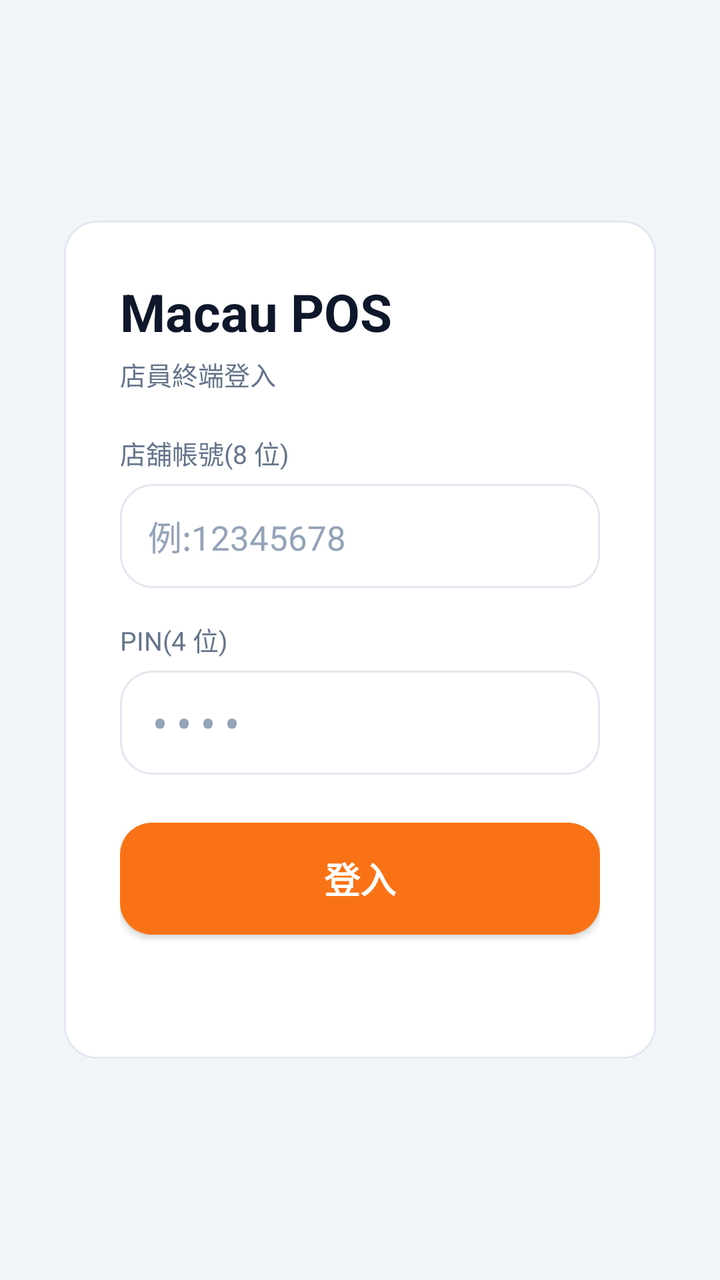
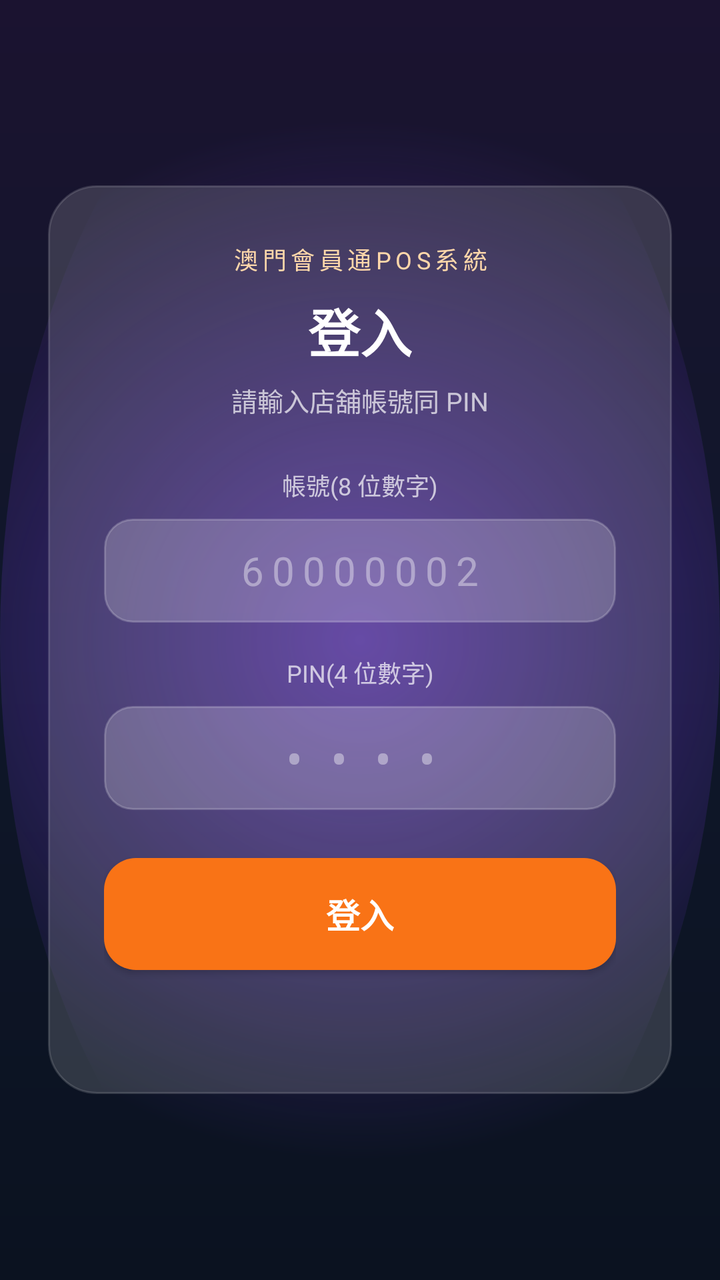

Compare the two renders of this Android layout. The source of the first and the diff that turns it into the second are given below.
<!-- AndroidManifest.xml: application theme Theme.MacauposNative -->
<!-- res/layout/activity_login.xml -->
<?xml version="1.0" encoding="utf-8"?>
<LinearLayout xmlns:android="http://schemas.android.com/apk/res/android"
    android:layout_width="match_parent"
    android:layout_height="match_parent"
    android:orientation="vertical"
    android:background="@color/bg_screen"
    android:gravity="center"
    android:padding="32dp">

    <LinearLayout
        android:layout_width="match_parent"
        android:layout_height="wrap_content"
        android:orientation="vertical"
        android:background="@drawable/bg_card"
        android:padding="28dp">

        <TextView
            android:layout_width="wrap_content"
            android:layout_height="wrap_content"
            android:text="Macau POS"
            android:textColor="@color/text_primary"
            android:textSize="26sp"
            android:textStyle="bold" />

        <TextView
            android:id="@+id/txtMode"
            android:layout_width="wrap_content"
            android:layout_height="wrap_content"
            android:layout_marginTop="4dp"
            android:text="店員終端登入"
            android:textColor="@color/text_secondary"
            android:textSize="13sp" />

        <TextView
            android:id="@+id/txtOfflineBadge"
            android:layout_width="wrap_content"
            android:layout_height="wrap_content"
            android:layout_marginTop="10dp"
            android:background="@drawable/bg_chip_selected"
            android:paddingHorizontal="12dp"
            android:paddingVertical="5dp"
            android:text="可離線登入"
            android:textColor="@color/card"
            android:textSize="12sp"
            android:textStyle="bold"
            android:visibility="gone" />

        <TextView
            android:layout_width="wrap_content"
            android:layout_height="wrap_content"
            android:layout_marginTop="20dp"
            android:text="店舖帳號(8 位)"
            android:textColor="@color/text_secondary"
            android:textSize="13sp" />

        <EditText
            android:id="@+id/inputAccount"
            android:layout_width="match_parent"
            android:layout_height="52dp"
            android:layout_marginTop="6dp"
            android:background="@drawable/bg_btn_outline"
            android:hint="例:12345678"
            android:inputType="number"
            android:maxLength="8"
            android:paddingHorizontal="14dp"
            android:textColor="@color/text_primary"
            android:textColorHint="@color/text_faint"
            android:textSize="17sp" />

        <TextView
            android:layout_width="wrap_content"
            android:layout_height="wrap_content"
            android:layout_marginTop="16dp"
            android:text="PIN(4 位)"
            android:textColor="@color/text_secondary"
            android:textSize="13sp" />

        <EditText
            android:id="@+id/inputPin"
            android:layout_width="match_parent"
            android:layout_height="52dp"
            android:layout_marginTop="6dp"
            android:background="@drawable/bg_btn_outline"
            android:hint="••••"
            android:inputType="numberPassword"
            android:maxLength="4"
            android:paddingHorizontal="14dp"
            android:textColor="@color/text_primary"
            android:textColorHint="@color/text_faint"
            android:textSize="20sp" />

        <Button
            android:id="@+id/btnLogin"
            android:layout_width="match_parent"
            android:layout_height="56dp"
            android:layout_marginTop="24dp"
            android:background="@drawable/bg_btn_accent"
            android:text="登入"
            android:textColor="@color/card"
            android:textSize="18sp"
            android:textStyle="bold" />

        <TextView
            android:id="@+id/txtStatus"
            android:layout_width="match_parent"
            android:layout_height="wrap_content"
            android:layout_marginTop="14dp"
            android:minHeight="20dp"
            android:textColor="@color/text_secondary"
            android:textSize="13sp" />

        
        <TextView
            android:id="@+id/txtDebugPreview"
            android:layout_width="wrap_content"
            android:layout_height="wrap_content"
            android:layout_marginTop="10dp"
            android:paddingVertical="6dp"
            android:text="UI 預覽(示範餐牌 · debug)"
            android:textColor="@color/text_faint"
            android:textSize="11sp"
            android:visibility="gone" />
    </LinearLayout>
</LinearLayout>
<!-- resources referenced by this layout -->
<resources>
  <color name="bg_screen">#F1F5F9</color>
  <color name="card">#FFFFFF</color>
  <color name="text_faint">#94A3B8</color>
  <color name="text_primary">#0F172A</color>
  <color name="text_secondary">#64748B</color>
  <!-- drawable bg_btn_accent (drawable) -->
  <?xml version="1.0" encoding="utf-8"?>
  <selector xmlns:android="http://schemas.android.com/apk/res/android">
      <item android:state_pressed="true">
          <shape android:shape="rectangle">
              <solid android:color="@color/accent_deep" />
              <corners android:radius="16dp" />
          </shape>
      </item>
      <item android:state_enabled="false">
          <shape android:shape="rectangle">
              <solid android:color="#E2E8F0" />
              <corners android:radius="16dp" />
          </shape>
      </item>
      <item>
          <shape android:shape="rectangle">
              <solid android:color="@color/accent" />
              <corners android:radius="16dp" />
          </shape>
      </item>
  </selector>
  <!-- drawable bg_btn_outline (drawable) -->
  <?xml version="1.0" encoding="utf-8"?>
  <selector xmlns:android="http://schemas.android.com/apk/res/android">
      <item android:state_pressed="true">
          <shape android:shape="rectangle">
              <solid android:color="@color/chip_bg" />
              <corners android:radius="16dp" />
              <stroke android:width="1dp" android:color="@color/text_faint" />
          </shape>
      </item>
      <item>
          <shape android:shape="rectangle">
              <solid android:color="@color/card" />
              <corners android:radius="16dp" />
              <stroke android:width="1dp" android:color="@color/card_border" />
          </shape>
      </item>
  </selector>
  <!-- drawable bg_card (drawable) -->
  <?xml version="1.0" encoding="utf-8"?>
  <shape xmlns:android="http://schemas.android.com/apk/res/android" android:shape="rectangle">
      <solid android:color="@color/card" />
      <corners android:radius="16dp" />
      <stroke android:width="1dp" android:color="@color/card_border" />
  </shape>
  <!-- drawable bg_chip_selected (drawable) -->
  <?xml version="1.0" encoding="utf-8"?>
  <shape xmlns:android="http://schemas.android.com/apk/res/android" android:shape="rectangle">
      <solid android:color="@color/accent" />
      <corners android:radius="999dp" />
  </shape>
  <style name="Theme.MacauposNative" parent="android:Theme.Material.Light.NoActionBar">
          <item name="android:statusBarColor">#F1F5F9</item>
          <item name="android:navigationBarColor">#FFFFFF</item>
          <item name="android:windowBackground">#F1F5F9</item>
          <item name="android:colorAccent">#F97316</item>
          <item name="android:windowLightStatusBar">true</item>
      </style>
  <color name="accent_deep">#EA580C</color>
  <color name="accent">#F97316</color>
  <color name="chip_bg">#F8FAFC</color>
  <color name="card_border">#E2E8F0</color>
</resources>

<!-- the commit's change to res/layout/activity_login.xml (unified diff, before → after) -->
@@ -2,39 +2,53 @@
 <LinearLayout xmlns:android="http://schemas.android.com/apk/res/android"
     android:layout_width="match_parent"
     android:layout_height="match_parent"
+    android:background="@drawable/bg_login_bg"
+    android:fitsSystemWindows="true"
+    android:gravity="center"
     android:orientation="vertical"
-    android:background="@color/bg_screen"
-    android:gravity="center"
-    android:padding="32dp">
+    android:padding="24dp">
 
     <LinearLayout
         android:layout_width="match_parent"
         android:layout_height="wrap_content"
+        android:background="@drawable/bg_login_card"
         android:orientation="vertical"
-        android:background="@drawable/bg_card"
         android:padding="28dp">
 
         <TextView
-            android:layout_width="wrap_content"
+            android:layout_width="match_parent"
             android:layout_height="wrap_content"
-            android:text="Macau POS"
-            android:textColor="@color/text_primary"
+            android:gravity="center"
+            android:letterSpacing="0.18"
+            android:text="澳門會員通POS系統"
+            android:textColor="#FED7AA"
+            android:textSize="12sp" />
+
+        <TextView
+            android:layout_width="match_parent"
+            android:layout_height="wrap_content"
+            android:layout_marginTop="8dp"
+            android:gravity="center"
+            android:text="登入"
+            android:textColor="@color/card"
             android:textSize="26sp"
             android:textStyle="bold" />
 
         <TextView
             android:id="@+id/txtMode"
-            android:layout_width="wrap_content"
+            android:layout_width="match_parent"
             android:layout_height="wrap_content"
-            android:layout_marginTop="4dp"
-            android:text="店員終端登入"
-            android:textColor="@color/text_secondary"
+            android:layout_marginTop="6dp"
+            android:gravity="center"
+            android:text="請輸入店舖帳號同 PIN"
+            android:textColor="#B3FFFFFF"
             android:textSize="13sp" />
 
         <TextView
             android:id="@+id/txtOfflineBadge"
             android:layout_width="wrap_content"
             android:layout_height="wrap_content"
+            android:layout_gravity="center_horizontal"
             android:layout_marginTop="10dp"
             android:background="@drawable/bg_chip_selected"
             android:paddingHorizontal="12dp"
@@ -46,48 +60,54 @@
             android:visibility="gone" />
 
         <TextView
-            android:layout_width="wrap_content"
+            android:layout_width="match_parent"
             android:layout_height="wrap_content"
-            android:layout_marginTop="20dp"
-            android:text="店舖帳號(8 位)"
-            android:textColor="@color/text_secondary"
-            android:textSize="13sp" />
+            android:layout_marginTop="24dp"
+            android:gravity="center"
+            android:text="帳號(8 位數字)"
+            android:textColor="#B3FFFFFF"
+            android:textSize="12sp" />
 
         <EditText
             android:id="@+id/inputAccount"
             android:layout_width="match_parent"
             android:layout_height="52dp"
-            android:layout_marginTop="6dp"
-            android:background="@drawable/bg_btn_outline"
-            android:hint="例:12345678"
+            android:layout_marginTop="8dp"
+            android:background="@drawable/bg_login_input"
+            android:gravity="center"
+            android:hint="60000002"
             android:inputType="number"
+            android:letterSpacing="0.2"
             android:maxLength="8"
             android:paddingHorizontal="14dp"
-            android:textColor="@color/text_primary"
-            android:textColorHint="@color/text_faint"
-            android:textSize="17sp" />
+            android:textColor="@color/card"
+            android:textColorHint="#66FFFFFF"
+            android:textSize="20sp" />
 
         <TextView
-            android:layout_width="wrap_content"
+            android:layout_width="match_parent"
             android:layout_height="wrap_content"
             android:layout_marginTop="16dp"
-            android:text="PIN(4 位)"
-            android:textColor="@color/text_secondary"
-            android:textSize="13sp" />
+            android:gravity="center"
+            android:text="PIN(4 位數字)"
+            android:textColor="#B3FFFFFF"
+            android:textSize="12sp" />
 
         <EditText
             android:id="@+id/inputPin"
             android:layout_width="match_parent"
             android:layout_height="52dp"
-            android:layout_marginTop="6dp"
-            android:background="@drawable/bg_btn_outline"
+            android:layout_marginTop="8dp"
+            android:background="@drawable/bg_login_input"
+            android:gravity="center"
             android:hint="••••"
             android:inputType="numberPassword"
+            android:letterSpacing="0.4"
             android:maxLength="4"
             android:paddingHorizontal="14dp"
-            android:textColor="@color/text_primary"
-            android:textColorHint="@color/text_faint"
-            android:textSize="20sp" />
+            android:textColor="@color/card"
+            android:textColorHint="#66FFFFFF"
+            android:textSize="22sp" />
 
         <Button
             android:id="@+id/btnLogin"
@@ -96,8 +116,8 @@
             android:layout_marginTop="24dp"
             android:background="@drawable/bg_btn_accent"
             android:text="登入"
-            android:textColor="@color/card"
-            android:textSize="18sp"
+            android:textColor="@color/btn_text_on_accent"
+            android:textSize="17sp"
             android:textStyle="bold" />
 
         <TextView
@@ -105,19 +125,21 @@
             android:layout_width="match_parent"
             android:layout_height="wrap_content"
             android:layout_marginTop="14dp"
+            android:gravity="center"
             android:minHeight="20dp"
-            android:textColor="@color/text_secondary"
-            android:textSize="13sp" />
+            android:textColor="#B3FFFFFF"
+            android:textSize="12sp" />
 
         
         <TextView
             android:id="@+id/txtDebugPreview"
             android:layout_width="wrap_content"
             android:layout_height="wrap_content"
-            android:layout_marginTop="10dp"
+            android:layout_gravity="center_horizontal"
+            android:layout_marginTop="8dp"
             android:paddingVertical="6dp"
             android:text="UI 預覽(示範餐牌 · debug)"
-            android:textColor="@color/text_faint"
+            android:textColor="#66FFFFFF"
             android:textSize="11sp"
             android:visibility="gone" />
     </LinearLayout>
<!-- resource entries referenced after the edit -->
@@ -1,10 +1,6 @@
 <!-- resources referenced by this layout -->
 <resources>
-  <color name="bg_screen">#F1F5F9</color>
   <color name="card">#FFFFFF</color>
-  <color name="text_faint">#94A3B8</color>
-  <color name="text_primary">#0F172A</color>
-  <color name="text_secondary">#64748B</color>
   <!-- drawable bg_btn_accent (drawable) -->
   <?xml version="1.0" encoding="utf-8"?>
   <selector xmlns:android="http://schemas.android.com/apk/res/android">
@@ -27,36 +23,48 @@
           </shape>
       </item>
   </selector>
-  <!-- drawable bg_btn_outline (drawable) -->
-  <?xml version="1.0" encoding="utf-8"?>
-  <selector xmlns:android="http://schemas.android.com/apk/res/android">
-      <item android:state_pressed="true">
-          <shape android:shape="rectangle">
-              <solid android:color="@color/chip_bg" />
-              <corners android:radius="16dp" />
-              <stroke android:width="1dp" android:color="@color/text_faint" />
-          </shape>
-      </item>
-      <item>
-          <shape android:shape="rectangle">
-              <solid android:color="@color/card" />
-              <corners android:radius="16dp" />
-              <stroke android:width="1dp" android:color="@color/card_border" />
-          </shape>
-      </item>
-  </selector>
-  <!-- drawable bg_card (drawable) -->
-  <?xml version="1.0" encoding="utf-8"?>
-  <shape xmlns:android="http://schemas.android.com/apk/res/android" android:shape="rectangle">
-      <solid android:color="@color/card" />
-      <corners android:radius="16dp" />
-      <stroke android:width="1dp" android:color="@color/card_border" />
-  </shape>
   <!-- drawable bg_chip_selected (drawable) -->
   <?xml version="1.0" encoding="utf-8"?>
   <shape xmlns:android="http://schemas.android.com/apk/res/android" android:shape="rectangle">
       <solid android:color="@color/accent" />
       <corners android:radius="999dp" />
+  </shape>
+  <!-- drawable bg_login_bg (drawable) -->
+  <?xml version="1.0" encoding="utf-8"?>
+  <layer-list xmlns:android="http://schemas.android.com/apk/res/android">
+      <item>
+          <shape android:shape="rectangle">
+              <gradient
+                  android:angle="270"
+                  android:startColor="#1B1330"
+                  android:centerColor="#0F172A"
+                  android:endColor="#0B1220"
+                  android:type="linear" />
+          </shape>
+      </item>
+      <item>
+          <shape android:shape="oval">
+              <gradient
+                  android:type="radial"
+                  android:gradientRadius="260dp"
+                  android:startColor="#8C7C3AED"
+                  android:endColor="#007C3AED" />
+          </shape>
+      </item>
+  </layer-list>
+  <!-- drawable bg_login_card (drawable) -->
+  <?xml version="1.0" encoding="utf-8"?>
+  <shape xmlns:android="http://schemas.android.com/apk/res/android" android:shape="rectangle">
+      <solid android:color="#26FFFFFF" />
+      <corners android:radius="24dp" />
+      <stroke android:width="1dp" android:color="#26FFFFFF" />
+  </shape>
+  <!-- drawable bg_login_input (drawable) -->
+  <?xml version="1.0" encoding="utf-8"?>
+  <shape xmlns:android="http://schemas.android.com/apk/res/android" android:shape="rectangle">
+      <solid android:color="#33FFFFFF" />
+      <corners android:radius="14dp" />
+      <stroke android:width="1dp" android:color="#33FFFFFF" />
   </shape>
   <style name="Theme.MacauposNative" parent="android:Theme.Material.Light.NoActionBar">
           <item name="android:statusBarColor">#F1F5F9</item>
@@ -67,7 +75,5 @@
       </style>
   <color name="accent_deep">#EA580C</color>
   <color name="accent">#F97316</color>
-  <color name="chip_bg">#F8FAFC</color>
-  <color name="card_border">#E2E8F0</color>
 </resources>
 
